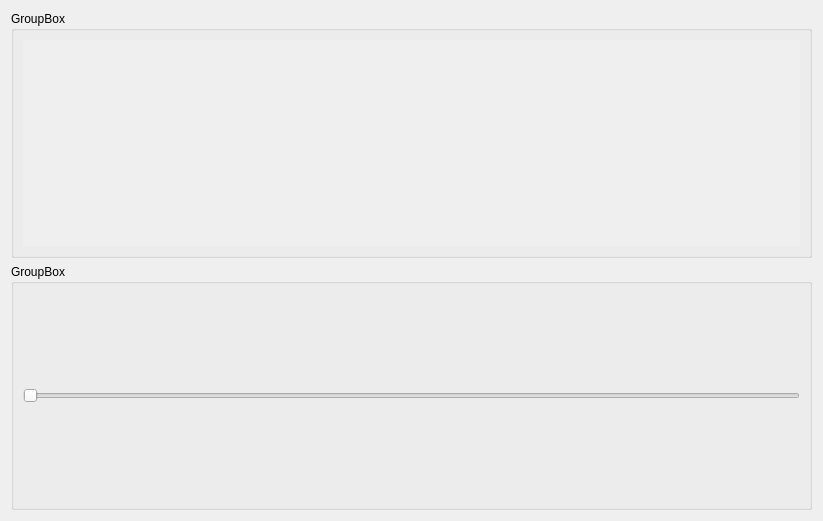
First picture: the form in app/window/pulse_window.ui, repository teuncm/wormenpracticum, before the edit.
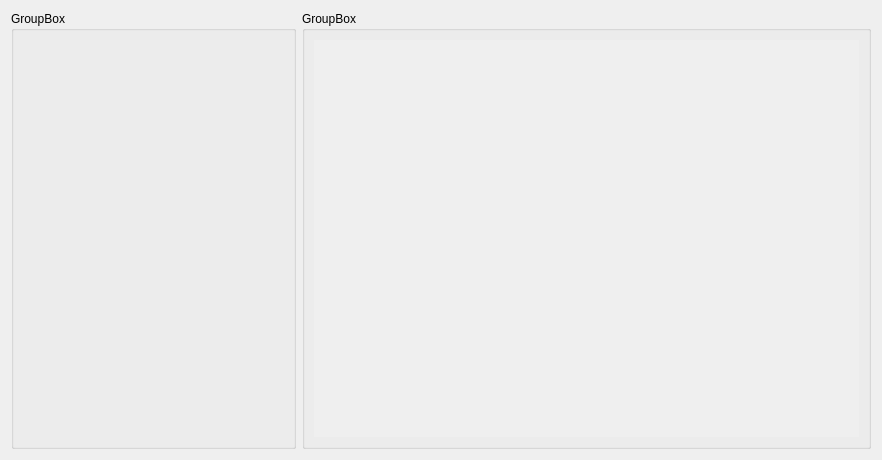
Second picture: the form after the edit.

What changed in the file:
```diff
--- a/app/window/pulse_window.ui
+++ b/app/window/pulse_window.ui
@@ -6,14 +6,21 @@
    <rect>
     <x>0</x>
     <y>0</y>
-    <width>823</width>
-    <height>521</height>
+    <width>882</width>
+    <height>460</height>
    </rect>
   </property>
   <property name="windowTitle">
    <string>Dialog</string>
   </property>
-  <layout class="QVBoxLayout" name="verticalLayout">
+  <layout class="QHBoxLayout" name="horizontalLayout_2" stretch="1,2">
+   <item>
+    <widget class="QGroupBox" name="sliderBox">
+     <property name="title">
+      <string>GroupBox</string>
+     </property>
+    </widget>
+   </item>
    <item>
     <widget class="QGroupBox" name="groupBox_2">
      <property name="title">
@@ -30,22 +37,6 @@
      </layout>
     </widget>
    </item>
-   <item>
-    <widget class="QGroupBox" name="groupBox">
-     <property name="title">
-      <string>GroupBox</string>
-     </property>
-     <layout class="QGridLayout" name="gridLayout">
-      <item row="0" column="0">
-       <widget class="QSlider" name="pulseWidthSlider">
-        <property name="orientation">
-         <enum>Qt::Orientation::Horizontal</enum>
-        </property>
-       </widget>
-      </item>
-     </layout>
-    </widget>
-   </item>
   </layout>
  </widget>
  <resources/>
```
